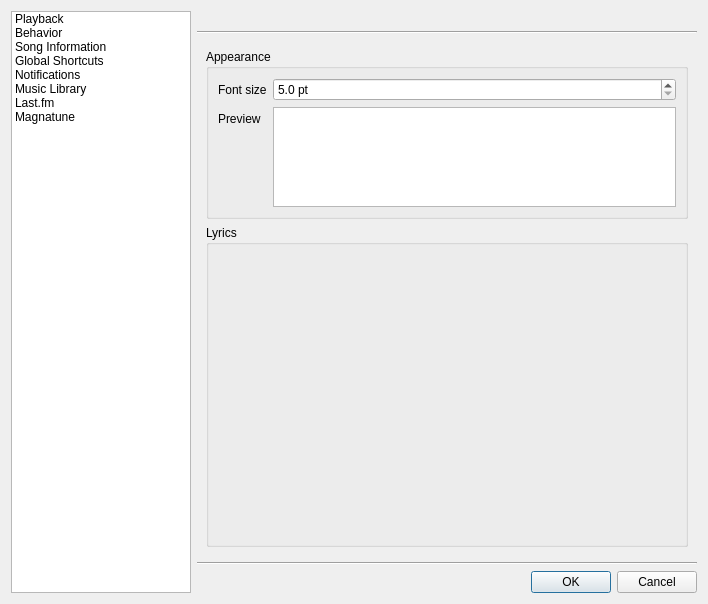
Qt form src/ui/settingsdialog.ui (clementine-player/Clementine) before a commit.
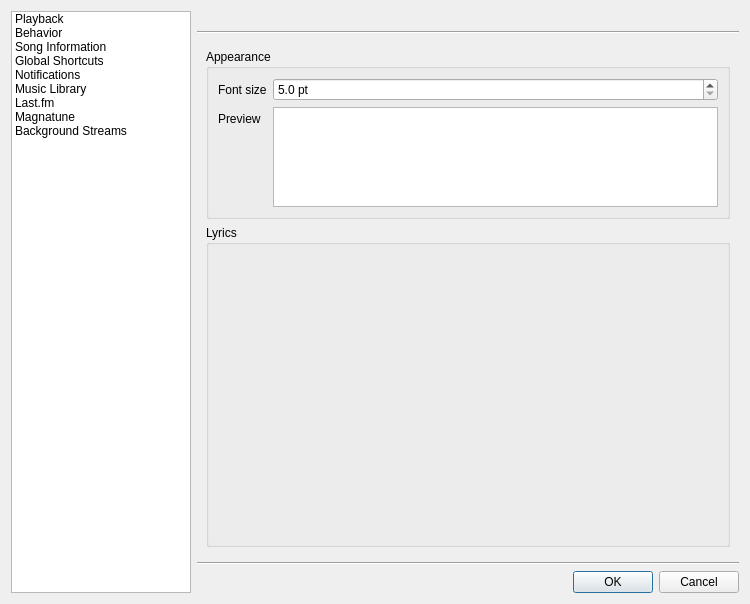
The same form after that commit. Icons and pictures are not drawn. Custom widgets are drawn as their Qt base class.

Commit message: Refactor background streams. Add volume control for background streams and infrastructure for custom streams.

Diff of the .ui file:
```diff
--- a/src/ui/settingsdialog.ui
+++ b/src/ui/settingsdialog.ui
@@ -6,7 +6,7 @@
    <rect>
     <x>0</x>
     <y>0</y>
-    <width>708</width>
+    <width>750</width>
     <height>604</height>
    </rect>
   </property>
@@ -102,6 +102,11 @@
         <normaloff>:/providers/magnatune.png</normaloff>:/providers/magnatune.png</iconset>
       </property>
      </item>
+     <item>
+      <property name="text">
+       <string>Background Streams</string>
+      </property>
+     </item>
     </widget>
    </item>
    <item>
```
The commit also changes 50 other files.
